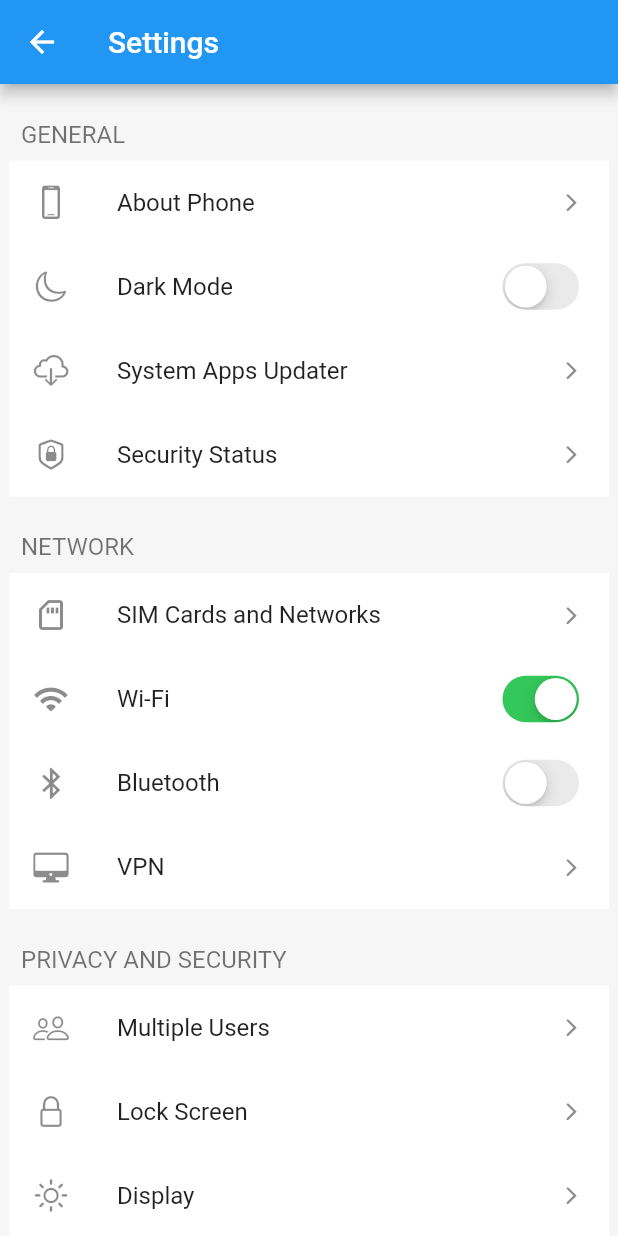
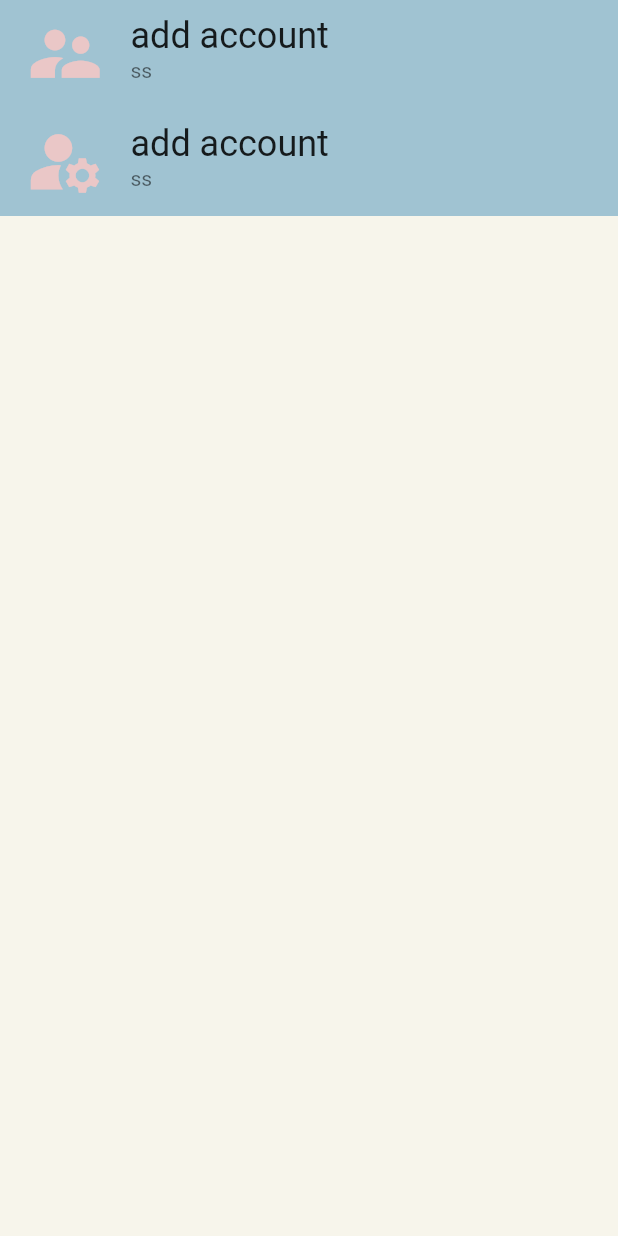
Before and after one commit to xkhaliil/SchoolClient, a Flutter app: the AdminPage screen opened by its route, on a phone screen of 412 x 824 dp. Run offline on Flutter 3.47's test engine with Material 2 defaults, Android fonts, the phone set to English and light mode, and no system bars; our stand-ins replace cloud_firestore, firebase_auth, firebase_core, lottie; accounts and stored records are empty; network calls fail.

Commit message:
the admin page interface

```diff
--- a/lib/screens/administration-screen/admin_screen.dart
+++ b/lib/screens/administration-screen/admin_screen.dart
@@ -1,144 +1,51 @@
-import 'package:flutter/cupertino.dart';
 import 'package:flutter/material.dart';
 
-class AdminPage extends StatefulWidget {
+class AdminPage extends StatelessWidget {
   const AdminPage({Key? key}) : super(key: key);
   static String routeName=(AdminPage).toString();
 
   @override
-  State<AdminPage> createState() => _AdminPageState();
-}
-
-class _AdminPageState extends State<AdminPage> {
-  @override
   Widget build(BuildContext context) {
     return Scaffold(
-      appBar: AppBar(
-        title: const Text("Settings"),
+      body: Column(
+        children: [
+          ListTile(
+            leading: const Icon(
+              Icons.supervisor_account,
+              size: 55,
             ),
-      backgroundColor: const Color(0xfff6f6f6),
-      body: Center(
-        child: Container(
-          constraints: const BoxConstraints(maxWidth: 400),
-          child: ListView(
-            children: [
-              _SingleSection(
-                title: "General",
-                children: [
-                  const _CustomListTile(
-                      title: "About Phone",
-                      icon: CupertinoIcons.device_phone_portrait),
-                  _CustomListTile(
-                      title: "Dark Mode",
-                      icon: CupertinoIcons.moon,
-                      trailing:
-                          CupertinoSwitch(value: false, onChanged: (value) {})),
-                  const _CustomListTile(
-                      title: "System Apps Updater",
-                      icon: CupertinoIcons.cloud_download),
-                  const _CustomListTile(
-                      title: "Security Status",
-                      icon: CupertinoIcons.lock_shield),
-                ],
+            subtitle: const Text("ss"),
+            iconColor: const Color(0xFFEAC7C7),
+            tileColor: const Color(0xFFA0C3D2),
+            title: Text(
+              "add account",
+              textScaleFactor: 1.5,
             ),
-              _SingleSection(
-                title: "Network",
-                children: [
-                  const _CustomListTile(
-                      title: "SIM Cards and Networks",
-                      icon: Icons.sd_card_outlined),
-                  _CustomListTile(
-                    title: "Wi-Fi",
-                    icon: CupertinoIcons.wifi,
-                    trailing: CupertinoSwitch(value: true, onChanged: (val) {}),
+            onTap:() {
+
+            },
           ),
-                  _CustomListTile(
-                    title: "Bluetooth",
-                    icon: CupertinoIcons.bluetooth,
-                    trailing:
-                        CupertinoSwitch(value: false, onChanged: (val) {}),
+          ListTile(
+            leading: const Icon(
+              Icons.manage_accounts,
+              size: 55,
             ),
-                  const _CustomListTile(
-                    title: "VPN",
-                    icon: CupertinoIcons.desktopcomputer,
-                  )
-                ],
+            subtitle: const Text("ss"),
+            iconColor: const Color(0xFFEAC7C7),
+            tileColor: const Color(0xFFA0C3D2),
+            title: Text(
+              "add account",
+              textScaleFactor: 1.5,
             ),
-              const _SingleSection(
-                title: "Privacy and Security",
-                children: [
-                  _CustomListTile(
-                      title: "Multiple Users", icon: CupertinoIcons.person_2),
-                  _CustomListTile(
-                      title: "Lock Screen", icon: CupertinoIcons.lock),
-                  _CustomListTile(
-                      title: "Display", icon: CupertinoIcons.brightness),
-                  _CustomListTile(
-                      title: "Sound and Vibration",
-                      icon: CupertinoIcons.speaker_2),
-                  _CustomListTile(
-                      title: "Themes", icon: CupertinoIcons.paintbrush)
-                ],
+            onTap:() {
+
+            },
           ),
         ],
       ),
-        ),
-      ),
+
+
+
     );
   }
 }
-
-class _CustomListTile extends StatelessWidget {
-  final String title;
-  final IconData icon;
-  final Widget? trailing;
-  const _CustomListTile(
-      {Key? key, required this.title, required this.icon, this.trailing})
-      : super(key: key);
-
-  @override
-  Widget build(BuildContext context) {
-    return ListTile(
-      title: Text(title),
-      leading: Icon(icon),
-      trailing: trailing ?? const Icon(CupertinoIcons.forward, size: 18),
-      onTap: () {},
-    );
-  }
-}
-
-class _SingleSection extends StatelessWidget {
-  final String title;
-  final List<Widget> children;
-  const _SingleSection({
-    Key? key,
-    required this.title,
-    required this.children,
-  }) : super(key: key);
-
-  @override
-  Widget build(BuildContext context) {
-    return Column(
-      mainAxisAlignment: MainAxisAlignment.start,
-      crossAxisAlignment: CrossAxisAlignment.start,
-      children: [
-        const SizedBox(height: 16),
-        Padding(
-          padding: const EdgeInsets.all(8.0),
-          child: Text(
-            title.toUpperCase(),
-            style:
-                Theme.of(context).textTheme.headline3?.copyWith(fontSize: 16),
-          ),
-        ),
-        Container(
-          width: double.infinity,
-          color: Colors.white,
-          child: Column(
-            children: children,
-          ),
-        ),
-      ],
-    );
-  }
-}
--- a/lib/screens/login_screen/login.dart
+++ b/lib/screens/login_screen/login.dart
@@ -39,11 +39,14 @@ class _LoginState extends State<Login> {
         password: passwordController.text,
       );
       // pop the loading circle
+      // ignore: use_build_context_synchronously
       Navigator.pop(context);
 
+      // ignore: use_build_context_synchronously
       Navigator.pushReplacement(
-          context, MaterialPageRoute(builder: (context) => StudentList())
+          context, MaterialPageRoute(builder: (context) => const StudentList())
       );
+    // ignore: unused_catch_clause
     } on FirebaseAuthException catch (e) {
       // pop the loading circle
       Navigator.pop(context);
@@ -58,7 +61,7 @@ class _LoginState extends State<Login> {
       context: context,
       builder: (context) {
         return AlertDialog(
-          backgroundColor: Color(0xFFA0C3D2),
+          backgroundColor: const Color(0xFFA0C3D2),
           title: Center(
             child: Text(
               message,
@@ -78,14 +81,15 @@ class _LoginState extends State<Login> {
         onPressed: () {
           Navigator.pushNamed(context, LoginAdmin.routeName);
         },
-        child: Icon(Icons.admin_panel_settings,color: Color.fromARGB(255, 137, 83, 79),),
-        backgroundColor: Color(0xFFA0C3D2),
+        // ignore: sort_child_properties_last
+        child: const Icon(Icons.admin_panel_settings,color: Color.fromARGB(255, 137, 83, 79),),
+        backgroundColor: const Color(0xFFA0C3D2),
       ),
         body: Form(
           key: _formKey,
           child: Center(
             child: Card(
-              color: Color(0xFFEAE0DA),
+              color: const Color(0xFFEAE0DA),
               elevation: 8,
               child: Container(
                 padding: const EdgeInsets.all(32.0),
@@ -158,7 +162,7 @@ class _LoginState extends State<Login> {
                                 color: Color(0xFFA0C3D2),
                                 fontWeight: FontWeight.w900),
                             filled: true, //<-- SEE HERE
-                            fillColor: Color(0xFFF7F5EB),
+                            fillColor: const Color(0xFFF7F5EB),
                             labelText: 'Mot de passe',
                             hintText: 'Entrez votre mot de passe',
                             prefixIcon: const Icon(
@@ -166,7 +170,7 @@ class _LoginState extends State<Login> {
                               color: Color(0xFFA0C3D2),
                             ),
                             border: const OutlineInputBorder(),
-                            focusedBorder: OutlineInputBorder(
+                            focusedBorder: const OutlineInputBorder(
                               borderSide: BorderSide(
                                   color: Color(0xFFA0C3D2), width: 2.0),
                             ),
--- a/lib/screens/login_screen/login_admin.dart
+++ b/lib/screens/login_screen/login_admin.dart
@@ -1,5 +1,6 @@
 import 'package:flutter/material.dart';
 import 'package:lottie/lottie.dart';
+import 'package:schoolclient/screens/administration-screen/admin_screen.dart';
 
 class LoginAdmin extends StatelessWidget {
   const LoginAdmin({Key? key}) : super(key: key);
@@ -99,6 +100,9 @@ class __FormContentState extends State<_FormContent> {
                 if (!emailValid) {
                   return 'Please enter a valid email';
                 }
+                if(value!="elite@elite.com"){
+                  return "email non conforme";
+                }
 
                 return null;
               },
@@ -118,6 +122,9 @@ class __FormContentState extends State<_FormContent> {
 
                 if (value.length < 6) {
                   return 'Password must be at least 6 characters';
+                }
+                if(value!="adminadmin"){
+                  return"mot de pass non conforme";
                 }
                 return null;
               },
@@ -155,7 +162,8 @@ class __FormContentState extends State<_FormContent> {
                 ),
                 onPressed: () {
                   if (_formKey.currentState?.validate() ?? false) {
-                    /// do something
+                   Navigator.pushNamedAndRemoveUntil(
+            context, AdminPage.routeName, (route) => false);
                   }
                 },
               ),
--- a/lib/screens/splash-screen/splash_screen.dart
+++ b/lib/screens/splash-screen/splash_screen.dart
@@ -8,6 +8,7 @@ import 'package:schoolclient/screens/login_screen/onBoarding.dart';
 
 class SplashScreen extends StatelessWidget {
   static String routeName = '/';
+  // ignore: non_constant_identifier_names
   final String AdminUID = "GH3IlKXyYWZcDVB4qETtRB4L3Df2";
 
   const SplashScreen({super.key});
--- a/lib/screens/student_list_screen/tile.dart
+++ b/lib/screens/student_list_screen/tile.dart
@@ -11,7 +11,7 @@ class StudentTile extends StatelessWidget {
   Widget build(BuildContext context) {
     return ListTile(
       leading: const Icon(
-        Icons.child_care_rounded,
+        Icons.person,
         size: 55,
       ),
       subtitle: const Text("student class"),
```
Lines whose indentation alone changed are shown as unchanged.
